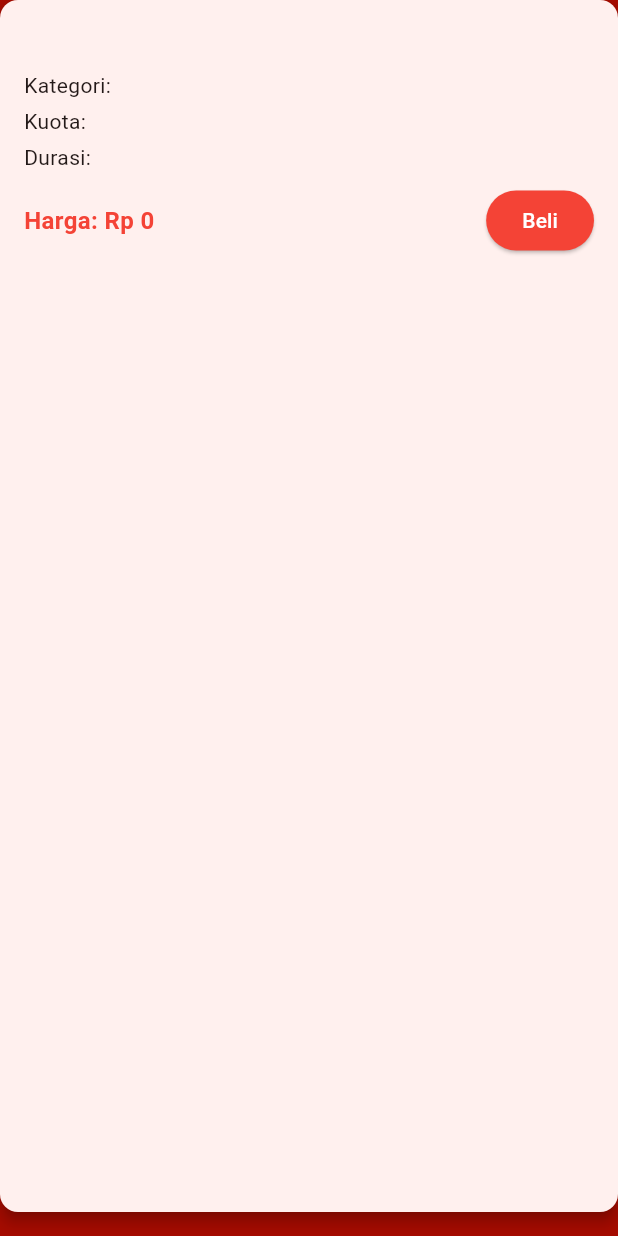
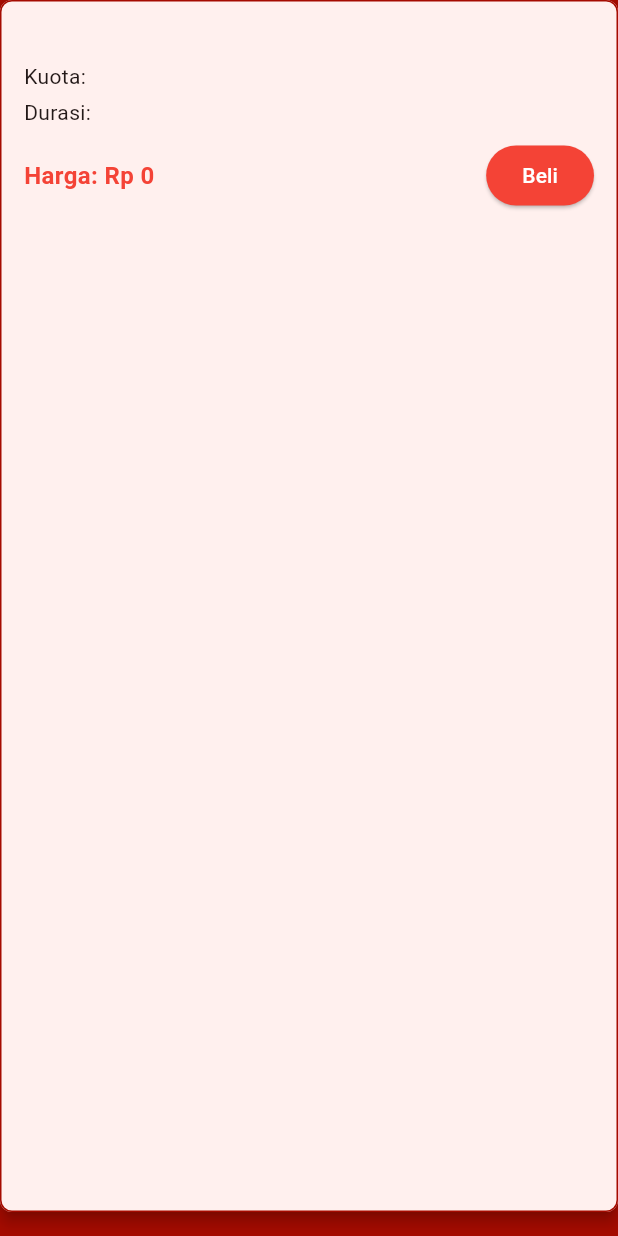
Before and after one commit to riskirills66/molittleweb, a Flutter app: the PackageCard widget shown alone on an empty page, opened directly with empty values, on a phone screen of 412 x 824 dp. Run offline on Flutter 3.47's test engine with Material 3 defaults, Android fonts, the phone set to English and light mode, and no system bars; our stand-ins replace dio.

Commit message:
update styling

```diff
--- a/lib/main.dart
+++ b/lib/main.dart
@@ -426,6 +426,12 @@ class _MyHomePageState extends State<MyHomePage> {
                               padding: const EdgeInsets.symmetric(horizontal: 24.0),
                               shape: RoundedRectangleBorder(
                               borderRadius: BorderRadius.circular(20),
+                              side: isSelected
+                                ? BorderSide.none
+                                : const BorderSide(
+                                  color: Color.fromARGB(255, 165, 11, 0),
+                                  width: 1.0,
+                                  ),
                               ),
                               visualDensity: VisualDensity.compact,
                               tapTargetSize: MaterialTapTargetSize.shrinkWrap,
@@ -474,6 +480,13 @@ class PackageCard extends StatelessWidget {
     return Card(
       margin: const EdgeInsets.only(bottom: 16),
       elevation: 4,
+      shape: RoundedRectangleBorder(
+        borderRadius: BorderRadius.circular(8),
+        side: const BorderSide(
+          color: Color.fromARGB(255, 165, 11, 0),
+          width: 1.0,
+        ),
+      ),
       child: Padding(
         padding: const EdgeInsets.all(16.0),
         child: Column(
@@ -482,14 +495,9 @@ class PackageCard extends StatelessWidget {
             Text(
               package['product_name'] ?? 'Nama Paket Tidak Tersedia',
               style: const TextStyle(
-                fontSize: 16,
+                fontSize: 14,
                 fontWeight: FontWeight.bold,
               ),
-            ),
-            const SizedBox(height: 8),
-            Text(
-              'Kategori: ${package['kategori'] ?? 'Tidak tersedia'}',
-              style: const TextStyle(fontSize: 14),
             ),
             const SizedBox(height: 4),
             Text(
```
Lines whose indentation alone changed are shown as unchanged.
